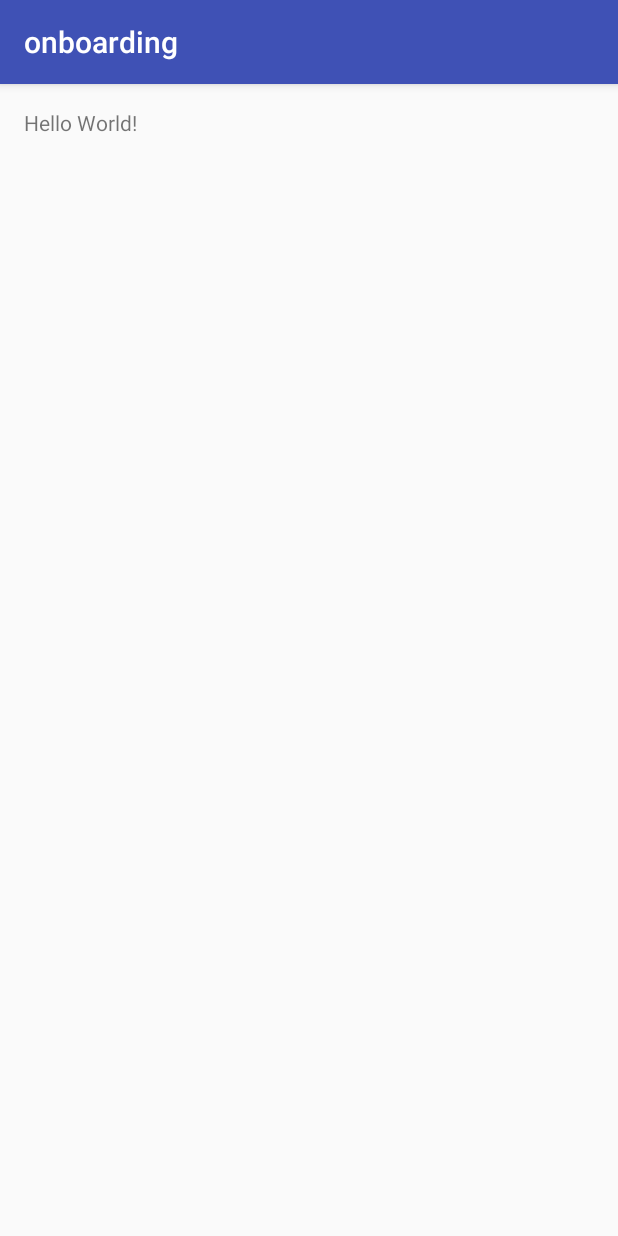
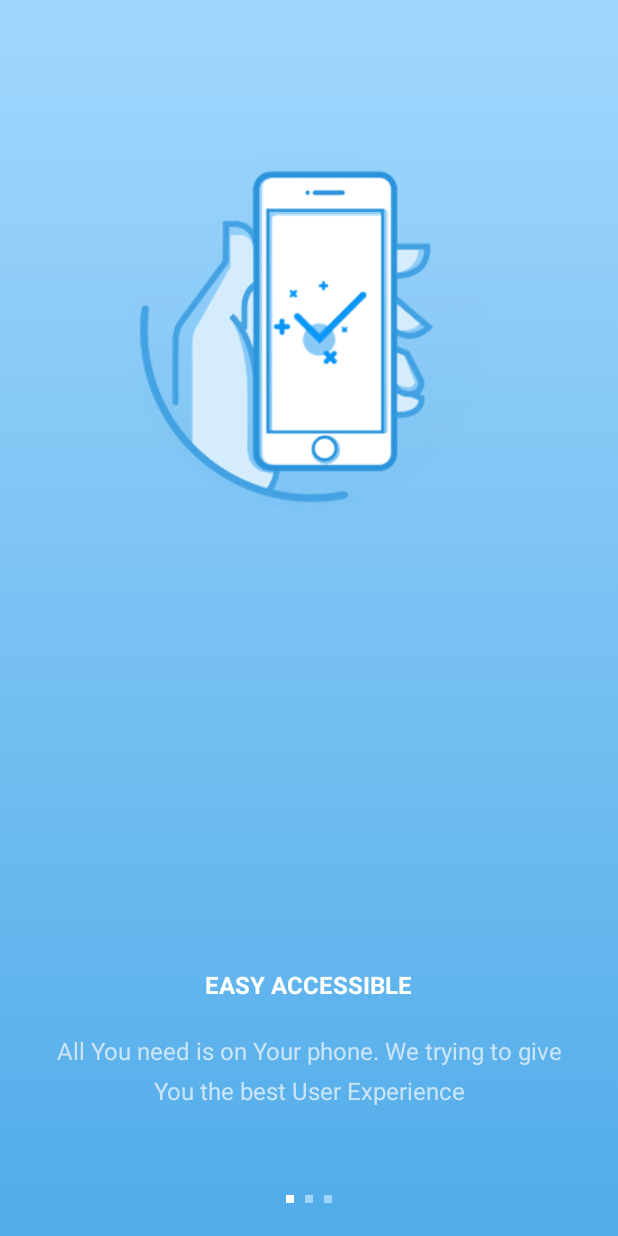
Before and after one commit to rohmanhakim/android-mvp-onboarding, an Android app: the screen it shows after launch (MainActivity before the commit, OnboardingActivity after it), on a phone screen of 412 x 824 dp. Run offline under Robolectric (Android 15) with nearby library versions, the phone set to English and light mode, and no system bars.

```diff
--- a/app/src/main/AndroidManifest.xml
+++ b/app/src/main/AndroidManifest.xml
@@ -9,6 +9,11 @@
         android:supportsRtl="true"
         android:theme="@style/AppTheme">
         <activity android:name=".MainActivity">
+
+        </activity>
+        <activity
+            android:name=".OnboardingActivity"
+            android:theme="@style/Theme.AppCompat.NoActionBar">
             <intent-filter>
                 <action android:name="android.intent.action.MAIN" />
 
--- /dev/null
+++ b/app/src/main/java/com/rohmanhakim/onboarding/OnboardingActivity.java
@@ -0,0 +1,145 @@
+package com.rohmanhakim.onboarding;
+
+import android.annotation.TargetApi;
+import android.os.Build;
+import android.support.v4.content.ContextCompat;
+import android.support.v4.view.ViewPager;
+import android.support.v7.app.AppCompatActivity;
+import android.os.Bundle;
+import android.view.View;
+import android.view.ViewGroup;
+import android.view.Window;
+import android.view.WindowManager;
+import android.view.animation.Animation;
+import android.view.animation.AnimationUtils;
+import android.widget.ImageView;
+import android.widget.TextView;
+
+public class OnboardingActivity extends AppCompatActivity {
+
+    int[] icons;
+    String[] titles;
+    String[] messages;
+
+    int lastPage = 0;
+
+    ViewPager viewPager;
+    ImageView imgIcon;
+    ImageView imgIconNext;
+    ViewGroup paginationCircles;
+
+    @Override
+    protected void onCreate(Bundle savedInstanceState) {
+        super.onCreate(savedInstanceState);
+        setContentView(R.layout.activity_onboarding);
+        initStatusBarColor();
+
+        icons = new int[]{
+                R.drawable.onboarding_icon_1,
+                R.drawable.onboarding_icon_2,
+                R.drawable.onboarding_icon_3
+        };
+
+        titles = new String[]{
+                "EASY ACCESSIBLE",
+                "SECURE AND TRUSTED",
+                "FAST AND RELIABLE"
+        };
+
+        messages = new String[]{
+                "All You need is on Your phone. We trying to give You the best User Experience",
+                "We handle Your money as ours. Every pieces is counted",
+                "No one like to wait, so do us. We make this apps fastest as we can"
+        };
+
+        initViewPager();
+    }
+
+    @TargetApi(Build.VERSION_CODES.LOLLIPOP)
+    private void initStatusBarColor() {
+        Window window = getWindow();
+        window.addFlags(WindowManager.LayoutParams.FLAG_DRAWS_SYSTEM_BAR_BACKGROUNDS);
+        window.clearFlags(WindowManager.LayoutParams.FLAG_TRANSLUCENT_STATUS);
+        window.setStatusBarColor(ContextCompat.getColor(this, R.color.lightSkyBlue));
+    }
+
+    private void initViewPager(){
+        viewPager = (ViewPager) findViewById(R.id.vp_item);
+        imgIcon = (ImageView) findViewById(R.id.img_icon);
+        imgIconNext = (ImageView) findViewById(R.id.img_icon_next);
+        paginationCircles = (ViewGroup) findViewById(R.id.pagination_circles);
+        viewPager.setAdapter(new OnboardingAdapter(this.titles,this.messages,this.paginationCircles));
+        viewPager.setPageMargin(0);
+        viewPager.setOffscreenPageLimit(1);
+        viewPager.addOnPageChangeListener(new ViewPager.OnPageChangeListener() {
+            @Override
+            public void onPageScrolled(int position, float positionOffset, int positionOffsetPixels) {}
+
+            @Override
+            public void onPageSelected(int position) {}
+
+            @Override
+            public void onPageScrollStateChanged(int state) {
+                if(state == ViewPager.SCROLL_STATE_IDLE || state == ViewPager.SCROLL_STATE_SETTLING){
+                    if(lastPage != viewPager.getCurrentItem()){
+                        lastPage = viewPager.getCurrentItem();
+
+                        final ImageView fadeOutImage;
+                        final ImageView fadeInImage;
+                        if(imgIcon.getVisibility() == View.VISIBLE){
+                            fadeOutImage = imgIcon;
+                            fadeInImage = imgIconNext;
+                        } else {
+                            fadeOutImage = imgIconNext;
+                            fadeInImage = imgIcon;
+                        }
+
+                        fadeInImage.bringToFront();
+                        fadeInImage.setImageResource(icons[lastPage]);
+                        fadeInImage.clearAnimation();
+                        fadeOutImage.clearAnimation();
+
+                        Animation outAnimation = AnimationUtils.loadAnimation(OnboardingActivity.this, R.anim.icon_anim_fade_out);
+                        outAnimation.setAnimationListener(new Animation.AnimationListener() {
+                            @Override
+                            public void onAnimationStart(Animation animation) {
+                            }
+
+                            @Override
+                            public void onAnimationEnd(Animation animation) {
+                                fadeOutImage.setVisibility(View.GONE);
+                            }
+
+                            @Override
+                            public void onAnimationRepeat(Animation animation) {
+
+                            }
+                        });
+
+                        Animation inAnimation = AnimationUtils.loadAnimation(OnboardingActivity.this, R.anim.icon_anim_fade_in);
+                        inAnimation.setAnimationListener(new Animation.AnimationListener() {
+                            @Override
+                            public void onAnimationStart(Animation animation) {
+                                fadeInImage.setVisibility(View.VISIBLE);
+                            }
+
+                            @Override
+                            public void onAnimationEnd(Animation animation) {
+                            }
+
+                            @Override
+                            public void onAnimationRepeat(Animation animation) {
+
+                            }
+                        });
+
+
+                        fadeOutImage.startAnimation(outAnimation);
+                        fadeInImage.startAnimation(inAnimation);
+                    }
+                }
+            }
+        });
+
+    }
+}
--- /dev/null
+++ b/app/src/main/java/com/rohmanhakim/onboarding/OnboardingAdapter.java
@@ -0,0 +1,66 @@
+package com.rohmanhakim.onboarding;
+
+import android.support.v4.view.PagerAdapter;
+import android.view.View;
+import android.view.ViewGroup;
+import android.widget.TextView;
+
+/**
+ * Created by rohmanhakim <rohmanhakim@live.com> on 12/31/16 21:31 21:39.
+ */
+public class OnboardingAdapter extends PagerAdapter{
+
+    int itemCount;
+    String[] titles;
+    String[] messages;
+    ViewGroup paginationCircles;
+
+    public OnboardingAdapter(String[] titles, String[] messages, ViewGroup paginationCircles){
+        super();
+        this.titles = titles;
+        this.messages = messages;
+        this.paginationCircles = paginationCircles;
+        this.itemCount = titles.length;
+    }
+
+    @Override
+    public Object instantiateItem(ViewGroup container, int position) {
+        View view = View.inflate(container.getContext(), R.layout.layout_onboarding_items, null);
+        TextView textItemMessage = (TextView) view.findViewById(R.id.text_item_message);
+        TextView textItemTitle = (TextView) view.findViewById(R.id.text_item_title);
+        container.addView(view,0);
+
+        textItemTitle.setText(titles[position]);
+        textItemMessage.setText(messages[position]);
+
+        return view;
+    }
+
+    @Override
+    public void destroyItem(ViewGroup container, int position, Object object) {
+        container.removeView((View) object);
+    }
+
+    public void setPrimaryItem(ViewGroup container, int position, Object object) {
+        super.setPrimaryItem(container, position, object);
+        int count = paginationCircles.getChildCount();
+        for (int a = 0; a < count; a++) {
+            View child = paginationCircles.getChildAt(a);
+            if (a == position) {
+                child.setBackgroundColor(0xffffffff);
+            } else {
+                child.setBackgroundColor(0xffA1D7FD);
+            }
+        }
+    }
+
+    @Override
+    public boolean isViewFromObject(View view, Object object) {
+        return view.equals(object);
+    }
+
+    @Override
+    public int getCount() {
+        return this.itemCount;
+    }
+}
--- /dev/null
+++ b/app/src/main/res/drawable/blue_gradient.xml
@@ -0,0 +1,12 @@
+<?xml version="1.0" encoding="utf-8"?>
+<selector xmlns:android="http://schemas.android.com/apk/res/android">
+    <item>
+        <shape>
+            <gradient
+                android:angle="90"
+                android:startColor="@color/skyBlue"
+                android:endColor="@color/lightSkyBlue"
+                android:type="linear" />
+        </shape>
+    </item>
+</selector>
--- /dev/null
+++ b/app/src/main/res/drawable/light_sky_blue_circle.xml
@@ -0,0 +1,5 @@
+<?xml version="1.0" encoding="utf-8"?>
+<shape xmlns:android="http://schemas.android.com/apk/res/android"
+    android:shape="oval" >
+    <solid android:color="@color/lightSkyBlue" />
+</shape>
--- /dev/null
+++ b/app/src/main/res/drawable/white_circle.xml
@@ -0,0 +1,7 @@
+<?xml version="1.0" encoding="utf-8"?>
+<shape xmlns:android="http://schemas.android.com/apk/res/android"
+    android:shape="oval" >
+
+    <solid android:color="@color/white" />
+
+</shape>
--- /dev/null
+++ b/app/src/main/res/layout/activity_onboarding.xml
@@ -0,0 +1,44 @@
+<?xml version="1.0" encoding="utf-8"?>
+<ScrollView xmlns:android="http://schemas.android.com/apk/res/android"
+    xmlns:tools="http://schemas.android.com/tools"
+    android:layout_width="match_parent"
+    android:layout_height="match_parent"
+    android:fillViewport="true"
+    tools:context="com.rohmanhakim.onboarding.OnboardingActivity">
+    <RelativeLayout
+        android:layout_width="match_parent"
+        android:layout_height="match_parent"
+        android:background="@drawable/blue_gradient">
+        <FrameLayout
+            android:layout_width="match_parent"
+            android:layout_height="wrap_content"
+            android:layout_marginTop="100dp">
+            <ImageView
+                android:id="@+id/img_icon"
+                android:layout_width="wrap_content"
+                android:layout_height="wrap_content"
+                android:layout_gravity="center"
+                android:src="@drawable/onboarding_icon_1"/>
+            <ImageView
+                android:id="@+id/img_icon_next"
+                android:layout_width="wrap_content"
+                android:layout_height="wrap_content"
+                android:layout_gravity="center"
+                android:src="@drawable/onboarding_icon_1"/>
+        </FrameLayout>
+        <android.support.v4.view.ViewPager
+            android:layout_width="match_parent"
+            android:layout_height="match_parent"
+            android:id="@+id/vp_item">
+        </android.support.v4.view.ViewPager>
+        <include
+            android:id="@+id/pagination_circles"
+            layout="@layout/layout_pagination_circle"
+            android:layout_alignParentBottom="true"
+            android:layout_centerHorizontal="true"
+            android:layout_height="wrap_content"
+            android:layout_width="wrap_content"
+            android:layout_marginBottom="22dp">
+        </include>
+    </RelativeLayout>
+</ScrollView>
--- /dev/null
+++ b/app/src/main/res/layout/layout_onboarding_items.xml
@@ -0,0 +1,34 @@
+<?xml version="1.0" encoding="utf-8"?>
+<RelativeLayout xmlns:android="http://schemas.android.com/apk/res/android"
+    android:orientation="vertical" android:layout_width="match_parent"
+    android:layout_height="match_parent">
+    <LinearLayout
+        android:layout_alignParentBottom="true"
+        android:layout_width="wrap_content"
+        android:layout_height="wrap_content"
+        android:layout_marginBottom="86dp"
+        android:layout_centerHorizontal="true"
+        android:layout_marginRight="32dp"
+        android:layout_marginLeft="32dp"
+        android:orientation="vertical">
+        <TextView
+            android:id="@+id/text_item_title"
+            android:layout_width="wrap_content"
+            android:layout_height="wrap_content"
+            android:layout_gravity="center_horizontal"
+            android:gravity="center_horizontal"
+            android:textSize="16sp"
+            android:layout_marginBottom="22dp"
+            android:textStyle="bold"
+            android:textColor="@color/titleTextColor"/>
+        <TextView
+            android:id="@+id/text_item_message"
+            android:layout_width="wrap_content"
+            android:layout_height="wrap_content"
+            android:layout_gravity="center_horizontal"
+            android:textSize="16sp"
+            android:lineSpacingExtra="8dp"
+            android:textColor="@color/messageTextColor"
+            android:gravity="center_horizontal"/>
+    </LinearLayout>
+</RelativeLayout>
--- /dev/null
+++ b/app/src/main/res/layout/layout_pagination_circle.xml
@@ -0,0 +1,25 @@
+<?xml version="1.0" encoding="utf-8"?>
+<LinearLayout xmlns:android="http://schemas.android.com/apk/res/android"
+    android:orientation="horizontal"
+    android:layout_width="wrap_content"
+    android:layout_height="wrap_content"
+    android:layout_gravity="center">
+    <View
+        android:layout_width="5dp"
+        android:layout_height="5dp"
+        android:background="@drawable/light_sky_blue_circle"/>
+
+    <View
+        android:layout_width="5dp"
+        android:layout_height="5dp"
+        android:background="@drawable/light_sky_blue_circle"
+        android:layout_marginLeft="7dp"
+        android:layout_marginStart="7dp"/>
+
+    <View
+        android:layout_width="5dp"
+        android:layout_height="5dp"
+        android:background="@drawable/light_sky_blue_circle"
+        android:layout_marginLeft="7dp"
+        android:layout_marginStart="7dp"/>
+</LinearLayout>
--- a/app/src/main/res/values/colors.xml
+++ b/app/src/main/res/values/colors.xml
@@ -3,4 +3,9 @@
     <color name="colorPrimary">#3F51B5</color>
     <color name="colorPrimaryDark">#303F9F</color>
     <color name="colorAccent">#FF4081</color>
+    <color name="white">#FFFFFF</color>
+    <color name="lightSkyBlue">#A1D7FD</color>
+    <color name="skyBlue">#51ACE9</color>
+    <color name="titleTextColor">#FFFFFF</color>
+    <color name="messageTextColor">#C9E5F7</color>
 </resources>
```
Also changed, not shown: app/src/main/res/anim/icon_anim_fade_in.xml (added, +7 -0 lines), app/src/main/res/anim/icon_anim_fade_out.xml (added, +7 -0 lines), app/src/main/res/drawable/onboarding_icon_1.png (added), app/src/main/res/drawable/onboarding_icon_2.png (added), app/src/main/res/drawable/onboarding_icon_3.png (added).
